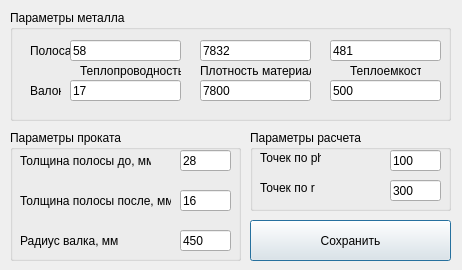
This is settings.ui in MVetch/heat as Qt 5 draws it before an edit. The edited form follows.
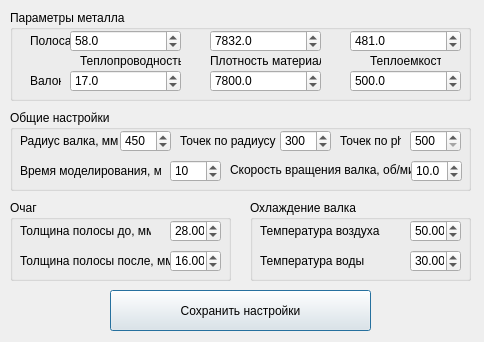
This is the edited form.

What changed in the file:
```diff
--- a/settings.ui
+++ b/settings.ui
@@ -6,8 +6,8 @@
    <rect>
     <x>0</x>
     <y>0</y>
-    <width>462</width>
-    <height>270</height>
+    <width>484</width>
+    <height>342</height>
    </rect>
   </property>
   <property name="windowTitle">
@@ -18,8 +18,8 @@
     <rect>
      <x>10</x>
      <y>10</y>
-     <width>441</width>
-     <height>111</height>
+     <width>461</width>
+     <height>91</height>
     </rect>
    </property>
    <property name="title">
@@ -29,7 +29,7 @@
     <property name="geometry">
      <rect>
       <x>20</x>
-      <y>30</y>
+      <y>20</y>
       <width>41</width>
       <height>21</height>
      </rect>
@@ -38,24 +38,11 @@
      <string>Полоса</string>
     </property>
    </widget>
-   <widget class="QLineEdit" name="c_p_edit">
-    <property name="geometry">
-     <rect>
-      <x>320</x>
-      <y>30</y>
-      <width>111</width>
-      <height>21</height>
-     </rect>
-    </property>
-    <property name="text">
-     <string>481</string>
-    </property>
-   </widget>
    <widget class="QLabel" name="label_12">
     <property name="geometry">
      <rect>
-      <x>340</x>
-      <y>50</y>
+      <x>360</x>
+      <y>40</y>
       <width>71</width>
       <height>21</height>
      </rect>
@@ -64,24 +51,11 @@
      <string>Теплоемкость</string>
     </property>
    </widget>
-   <widget class="QLineEdit" name="lambda_p_edit">
-    <property name="geometry">
-     <rect>
-      <x>60</x>
-      <y>30</y>
-      <width>111</width>
-      <height>21</height>
-     </rect>
-    </property>
-    <property name="text">
-     <string>58</string>
-    </property>
-   </widget>
    <widget class="QLabel" name="label_10">
     <property name="geometry">
      <rect>
       <x>70</x>
-      <y>50</y>
+      <y>40</y>
       <width>101</width>
       <height>21</height>
      </rect>
@@ -90,24 +64,11 @@
      <string>Теплопроводность</string>
     </property>
    </widget>
-   <widget class="QLineEdit" name="rho_v_edit">
-    <property name="geometry">
-     <rect>
-      <x>190</x>
-      <y>70</y>
-      <width>111</width>
-      <height>21</height>
-     </rect>
-    </property>
-    <property name="text">
-     <string>7800</string>
-    </property>
-   </widget>
    <widget class="QLabel" name="label_11">
     <property name="geometry">
      <rect>
-      <x>190</x>
-      <y>50</y>
+      <x>200</x>
+      <y>40</y>
       <width>111</width>
       <height>21</height>
      </rect>
@@ -120,7 +81,7 @@
     <property name="geometry">
      <rect>
       <x>20</x>
-      <y>70</y>
+      <y>60</y>
       <width>31</width>
       <height>21</height>
      </rect>
@@ -129,43 +90,142 @@
      <string>Валок</string>
     </property>
    </widget>
-   <widget class="QLineEdit" name="lambda_v_edit">
+   <widget class="QDoubleSpinBox" name="lambda_v_edit">
     <property name="geometry">
      <rect>
       <x>60</x>
-      <y>70</y>
+      <y>60</y>
       <width>111</width>
-      <height>21</height>
+      <height>22</height>
      </rect>
     </property>
-    <property name="text">
-     <string>17</string>
+    <property name="decimals">
+     <number>1</number>
     </property>
+    <property name="minimum">
+     <double>5.000000000000000</double>
+    </property>
+    <property name="value">
+     <double>17.000000000000000</double>
+    </property>
    </widget>
-   <widget class="QLineEdit" name="rho_p_edit">
+   <widget class="QDoubleSpinBox" name="lambda_p_edit">
     <property name="geometry">
      <rect>
-      <x>190</x>
-      <y>30</y>
+      <x>60</x>
+      <y>20</y>
       <width>111</width>
-      <height>21</height>
+      <height>22</height>
      </rect>
     </property>
-    <property name="text">
-     <string>7832</string>
+    <property name="decimals">
+     <number>1</number>
     </property>
+    <property name="minimum">
+     <double>5.000000000000000</double>
+    </property>
+    <property name="value">
+     <double>58.000000000000000</double>
+    </property>
    </widget>
-   <widget class="QLineEdit" name="c_v_edit">
+   <widget class="QDoubleSpinBox" name="rho_p_edit">
     <property name="geometry">
      <rect>
-      <x>320</x>
-      <y>70</y>
+      <x>200</x>
+      <y>20</y>
       <width>111</width>
-      <height>21</height>
+      <height>22</height>
      </rect>
     </property>
-    <property name="text">
-     <string>500</string>
+    <property name="decimals">
+     <number>1</number>
+    </property>
+    <property name="minimum">
+     <double>3000.000000000000000</double>
+    </property>
+    <property name="maximum">
+     <double>10000.000000000000000</double>
+    </property>
+    <property name="singleStep">
+     <double>10.000000000000000</double>
+    </property>
+    <property name="value">
+     <double>7832.000000000000000</double>
+    </property>
+   </widget>
+   <widget class="QDoubleSpinBox" name="rho_v_edit">
+    <property name="geometry">
+     <rect>
+      <x>200</x>
+      <y>60</y>
+      <width>111</width>
+      <height>22</height>
+     </rect>
+    </property>
+    <property name="decimals">
+     <number>1</number>
+    </property>
+    <property name="minimum">
+     <double>3000.000000000000000</double>
+    </property>
+    <property name="maximum">
+     <double>10000.000000000000000</double>
+    </property>
+    <property name="singleStep">
+     <double>10.000000000000000</double>
+    </property>
+    <property name="value">
+     <double>7800.000000000000000</double>
+    </property>
+   </widget>
+   <widget class="QDoubleSpinBox" name="c_p_edit">
+    <property name="geometry">
+     <rect>
+      <x>340</x>
+      <y>20</y>
+      <width>111</width>
+      <height>22</height>
+     </rect>
+    </property>
+    <property name="decimals">
+     <number>1</number>
+    </property>
+    <property name="minimum">
+     <double>200.000000000000000</double>
+    </property>
+    <property name="maximum">
+     <double>700.000000000000000</double>
+    </property>
+    <property name="singleStep">
+     <double>10.000000000000000</double>
+    </property>
+    <property name="value">
+     <double>481.000000000000000</double>
+    </property>
+   </widget>
+   <widget class="QDoubleSpinBox" name="c_v_edit">
+    <property name="geometry">
+     <rect>
+      <x>340</x>
+      <y>60</y>
+      <width>111</width>
+      <height>22</height>
+     </rect>
+    </property>
+    <property name="decimals">
+     <number>1</number>
+    </property>
+    <property name="minimum">
+     <double>200.000000000000000</double>
+    </property>
+    <property name="maximum">
+     <double>700.000000000000000</double>
+    </property>
+    <property name="singleStep">
+     <double>10.000000000000000</double>
+    </property>
+    <property name="value">
+     <double>500.000000000000000</double>
     </property>
    </widget>
   </widget>
@@ -173,38 +233,25 @@
    <property name="geometry">
     <rect>
      <x>10</x>
-     <y>130</y>
-     <width>231</width>
-     <height>131</height>
+     <y>200</y>
+     <width>221</width>
+     <height>81</height>
     </rect>
    </property>
    <property name="title">
-    <string>Параметры проката</string>
+    <string>Очаг</string>
    </property>
-   <widget class="QLabel" name="label_4">
+   <widget class="QLabel" name="label_3">
     <property name="geometry">
      <rect>
       <x>10</x>
-      <y>100</y>
-      <width>101</width>
+      <y>50</y>
+      <width>151</width>
       <height>21</height>
      </rect>
     </property>
     <property name="text">
-     <string>Радиус валка, мм</string>
-    </property>
-   </widget>
-   <widget class="QLineEdit" name="editH_b">
-    <property name="geometry">
-     <rect>
-      <x>170</x>
-      <y>20</y>
-      <width>51</width>
-      <height>21</height>
-     </rect>
-    </property>
-    <property name="text">
-     <string>28</string>
+     <string>Толщина полосы после, мм</string>
     </property>
    </widget>
    <widget class="QLabel" name="label_2">
@@ -220,43 +267,30 @@
      <string>Толщина полосы до, мм</string>
     </property>
    </widget>
-   <widget class="QLabel" name="label_3">
+   <widget class="QDoubleSpinBox" name="editH_b">
     <property name="geometry">
      <rect>
-      <x>10</x>
-      <y>60</y>
-      <width>151</width>
-      <height>21</height>
-     </rect>
-    </property>
-    <property name="text">
-     <string>Толщина полосы после, мм</string>
-    </property>
-   </widget>
-   <widget class="QLineEdit" name="lineRad">
-    <property name="geometry">
-     <rect>
-      <x>170</x>
-      <y>100</y>
+      <x>160</x>
+      <y>20</y>
       <width>51</width>
-      <height>21</height>
+      <height>22</height>
      </rect>
     </property>
-    <property name="text">
-     <string>450</string>
+    <property name="value">
+     <double>28.000000000000000</double>
     </property>
    </widget>
-   <widget class="QLineEdit" name="editH_a">
+   <widget class="QDoubleSpinBox" name="editH_a">
     <property name="geometry">
      <rect>
-      <x>170</x>
-      <y>60</y>
+      <x>160</x>
+      <y>50</y>
       <width>51</width>
-      <height>21</height>
+      <height>22</height>
      </rect>
     </property>
-    <property name="text">
-     <string>16</string>
+    <property name="value">
+     <double>16.000000000000000</double>
     </property>
    </widget>
   </widget>
@@ -264,78 +298,260 @@
    <property name="geometry">
     <rect>
      <x>250</x>
-     <y>130</y>
-     <width>201</width>
+     <y>200</y>
+     <width>221</width>
      <height>81</height>
     </rect>
    </property>
    <property name="title">
-    <string>Параметры расчета</string>
+    <string>Охлаждение валка</string>
    </property>
+   <widget class="QLabel" name="label_7">
+    <property name="geometry">
+     <rect>
+      <x>10</x>
+      <y>50</y>
+      <width>151</width>
+      <height>21</height>
+     </rect>
+    </property>
+    <property name="text">
+     <string>Температура воды</string>
+    </property>
+   </widget>
+   <widget class="QLabel" name="label">
+    <property name="geometry">
+     <rect>
+      <x>10</x>
+      <y>20</y>
+      <width>141</width>
+      <height>21</height>
+     </rect>
+    </property>
+    <property name="text">
+     <string>Температура воздуха</string>
+    </property>
+   </widget>
+   <widget class="QDoubleSpinBox" name="airT">
+    <property name="geometry">
+     <rect>
+      <x>160</x>
+      <y>20</y>
+      <width>51</width>
+      <height>22</height>
+     </rect>
+    </property>
+    <property name="value">
+     <double>50.000000000000000</double>
+    </property>
+   </widget>
+   <widget class="QDoubleSpinBox" name="waterT">
+    <property name="geometry">
+     <rect>
+      <x>160</x>
+      <y>50</y>
+      <width>51</width>
+      <height>22</height>
+     </rect>
+    </property>
+    <property name="value">
+     <double>30.000000000000000</double>
+    </property>
+   </widget>
+  </widget>
+  <widget class="QGroupBox" name="groupBox_8">
+   <property name="geometry">
+    <rect>
+     <x>10</x>
+     <y>110</y>
+     <width>461</width>
+     <height>81</height>
+    </rect>
+   </property>
+   <property name="title">
+    <string>Общие настройки</string>
+   </property>
+   <widget class="QLabel" name="label_4">
+    <property name="geometry">
+     <rect>
+      <x>10</x>
+      <y>20</y>
+      <width>101</width>
+      <height>21</height>
+     </rect>
+    </property>
+    <property name="text">
+     <string>Радиус валка, мм</string>
+    </property>
+   </widget>
    <widget class="QLabel" name="label_6">
     <property name="geometry">
      <rect>
-      <x>10</x>
-      <y>50</y>
-      <width>61</width>
-      <height>16</height>
-     </rect>
-    </property>
-    <property name="text">
-     <string>Точек по r</string>
-    </property>
-   </widget>
-   <widget class="QLineEdit" name="thetaStep">
-    <property name="geometry">
-     <rect>
-      <x>140</x>
+      <x>170</x>
       <y>20</y>
-      <width>51</width>
+      <width>101</width>
       <height>21</height>
      </rect>
     </property>
     <property name="text">
-     <string>100</string>
-    </property>
-   </widget>
-   <widget class="QLineEdit" name="hStep">
-    <property name="geometry">
-     <rect>
-      <x>140</x>
-      <y>50</y>
-      <width>51</width>
-      <height>21</height>
-     </rect>
-    </property>
-    <property name="text">
-     <string>300</string>
+     <string>Точек по радиусу</string>
     </property>
    </widget>
    <widget class="QLabel" name="label_5">
     <property name="geometry">
      <rect>
-      <x>10</x>
+      <x>330</x>
       <y>20</y>
       <width>61</width>
-      <height>16</height>
+      <height>21</height>
      </rect>
     </property>
     <property name="text">
      <string>Точек по phi</string>
     </property>
    </widget>
+   <widget class="QSpinBox" name="thetaStep">
+    <property name="geometry">
+     <rect>
+      <x>400</x>
+      <y>20</y>
+      <width>51</width>
+      <height>22</height>
+     </rect>
+    </property>
+    <property name="minimum">
+     <number>500</number>
+    </property>
+    <property name="maximum">
+     <number>5000</number>
+    </property>
+    <property name="singleStep">
+     <number>50</number>
+    </property>
+   </widget>
+   <widget class="QSpinBox" name="hStep">
+    <property name="geometry">
+     <rect>
+      <x>270</x>
+      <y>20</y>
+      <width>51</width>
+      <height>22</height>
+     </rect>
+    </property>
+    <property name="minimum">
+     <number>30</number>
+    </property>
+    <property name="maximum">
+     <number>1000</number>
+    </property>
+    <property name="value">
+     <number>300</number>
+    </property>
+   </widget>
+   <widget class="QDoubleSpinBox" name="lineRad">
+    <property name="geometry">
+     <rect>
+      <x>110</x>
+      <y>20</y>
+      <width>51</width>
+      <height>22</height>
+     </rect>
+    </property>
+    <property name="decimals">
+     <number>0</number>
+    </property>
+    <property name="minimum">
+     <double>100.000000000000000</double>
+    </property>
+    <property name="maximum">
+     <double>700.000000000000000</double>
+    </property>
+    <property name="singleStep">
+     <double>1.000000000000000</double>
+    </property>
+    <property name="value">
+     <double>450.000000000000000</double>
+    </property>
+   </widget>
+   <widget class="QLabel" name="label_13">
+    <property name="geometry">
+     <rect>
+      <x>10</x>
+      <y>50</y>
+      <width>141</width>
+      <height>21</height>
+     </rect>
+    </property>
+    <property name="text">
+     <string>Время моделирования, мин</string>
+    </property>
+   </widget>
+   <widget class="QSpinBox" name="timeToModel">
+    <property name="geometry">
+     <rect>
+      <x>160</x>
+      <y>50</y>
+      <width>51</width>
+      <height>22</height>
+     </rect>
+    </property>
+    <property name="minimum">
+     <number>1</number>
+    </property>
+    <property name="maximum">
+     <number>300</number>
+    </property>
+    <property name="value">
+     <number>10</number>
+    </property>
+   </widget>
+   <widget class="QDoubleSpinBox" name="vSpin">
+    <property name="geometry">
+     <rect>
+      <x>401</x>
+      <y>50</y>
+      <width>51</width>
+      <height>22</height>
+     </rect>
+    </property>
+    <property name="decimals">
+     <number>1</number>
+    </property>
+    <property name="minimum">
+     <double>1.000000000000000</double>
+    </property>
+    <property name="maximum">
+     <double>30.000000000000000</double>
+    </property>
+    <property name="value">
+     <double>10.000000000000000</double>
+    </property>
+   </widget>
+   <widget class="QLabel" name="label_14">
+    <property name="geometry">
+     <rect>
+      <x>220</x>
+      <y>50</y>
+      <width>181</width>
+      <height>20</height>
+     </rect>
+    </property>
+    <property name="text">
+     <string>Скорость вращения валка, об/мин</string>
+    </property>
+   </widget>
   </widget>
   <widget class="QPushButton" name="pushButton">
    <property name="geometry">
     <rect>
-     <x>250</x>
-     <y>220</y>
-     <width>201</width>
+     <x>110</x>
+     <y>290</y>
+     <width>261</width>
      <height>41</height>
     </rect>
    </property>
    <property name="text">
-    <string>Сохранить</string>
+    <string>Сохранить настройки</string>
    </property>
   </widget>
  </widget>
```
Left out of the diff: 4 changed lines with no effect on the pictures.
